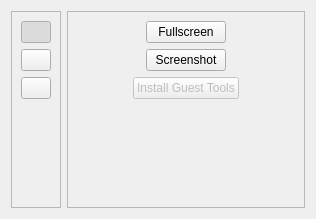
The window that ui/controlpanel.ui (uwolfer/qtemu) describes before a commit, drawn with Qt 5.
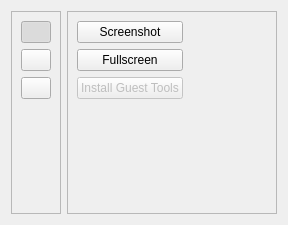
The same window after the commit. The open tabs and pages were chosen to show the change. Icons and pictures are not drawn.

Commit message: control panel now a separate ui file and class

The edit to the form file:
```diff
--- a/ui/controlpanel.ui
+++ b/ui/controlpanel.ui
@@ -5,8 +5,8 @@
    <rect>
     <x>0</x>
     <y>0</y>
-    <width>316</width>
-    <height>219</height>
+    <width>288</width>
+    <height>225</height>
    </rect>
   </property>
   <property name="windowTitle" >
@@ -391,63 +391,13 @@
        <rect>
         <x>3</x>
         <y>3</y>
-        <width>254</width>
-        <height>205</height>
+        <width>235</width>
+        <height>211</height>
        </rect>
       </property>
-      <layout class="QVBoxLayout" name="verticalLayout_4" >
+      <layout class="QHBoxLayout" name="horizontalLayout_8" >
        <item>
-        <layout class="QHBoxLayout" name="horizontalLayout_8" >
-         <item>
-          <spacer name="horizontalSpacer_7" >
-           <property name="orientation" >
-            <enum>Qt::Horizontal</enum>
-           </property>
-           <property name="sizeHint" stdset="0" >
-            <size>
-             <width>40</width>
-             <height>20</height>
-            </size>
-           </property>
-          </spacer>
-         </item>
-         <item>
-          <widget class="QPushButton" name="pushButton_10" >
-           <property name="text" >
-            <string>Fullscreen</string>
-           </property>
-          </widget>
-         </item>
-         <item>
-          <spacer name="horizontalSpacer_8" >
-           <property name="orientation" >
-            <enum>Qt::Horizontal</enum>
-           </property>
-           <property name="sizeHint" stdset="0" >
-            <size>
-             <width>40</width>
-             <height>20</height>
-            </size>
-           </property>
-          </spacer>
-         </item>
-        </layout>
-       </item>
-       <item>
-        <layout class="QHBoxLayout" name="horizontalLayout_9" >
-         <item>
-          <spacer name="horizontalSpacer_9" >
-           <property name="orientation" >
-            <enum>Qt::Horizontal</enum>
-           </property>
-           <property name="sizeHint" stdset="0" >
-            <size>
-             <width>40</width>
-             <height>20</height>
-            </size>
-           </property>
-          </spacer>
-         </item>
+        <layout class="QVBoxLayout" name="verticalLayout_4" >
          <item>
           <widget class="QPushButton" name="pushButton_11" >
            <property name="text" >
@@ -456,34 +406,11 @@
           </widget>
          </item>
          <item>
-          <spacer name="horizontalSpacer_10" >
-           <property name="orientation" >
-            <enum>Qt::Horizontal</enum>
+          <widget class="QPushButton" name="pushButton_10" >
+           <property name="text" >
+            <string>Fullscreen</string>
            </property>
-           <property name="sizeHint" stdset="0" >
-            <size>
-             <width>40</width>
-             <height>20</height>
-            </size>
-           </property>
-          </spacer>
-         </item>
-        </layout>
-       </item>
-       <item>
-        <layout class="QHBoxLayout" name="horizontalLayout_10" >
-         <item>
-          <spacer name="horizontalSpacer_11" >
-           <property name="orientation" >
-            <enum>Qt::Horizontal</enum>
-           </property>
-           <property name="sizeHint" stdset="0" >
-            <size>
-             <width>40</width>
-             <height>20</height>
-            </size>
-           </property>
-          </spacer>
+          </widget>
          </item>
          <item>
           <widget class="QPushButton" name="pushButton_12" >
@@ -496,14 +423,14 @@
           </widget>
          </item>
          <item>
-          <spacer name="horizontalSpacer_12" >
+          <spacer name="verticalSpacer_4" >
            <property name="orientation" >
-            <enum>Qt::Horizontal</enum>
+            <enum>Qt::Vertical</enum>
            </property>
            <property name="sizeHint" stdset="0" >
             <size>
-             <width>40</width>
-             <height>20</height>
+             <width>20</width>
+             <height>40</height>
             </size>
            </property>
           </spacer>
@@ -511,14 +438,14 @@
         </layout>
        </item>
        <item>
-        <spacer name="verticalSpacer_4" >
+        <spacer name="horizontalSpacer_8" >
          <property name="orientation" >
-          <enum>Qt::Vertical</enum>
+          <enum>Qt::Horizontal</enum>
          </property>
          <property name="sizeHint" stdset="0" >
           <size>
-           <width>20</width>
-           <height>40</height>
+           <width>40</width>
+           <height>20</height>
           </size>
          </property>
         </spacer>
```
Left out of the diff: 97 changed lines with no effect on the pictures. The commit also changes 5 other files.
